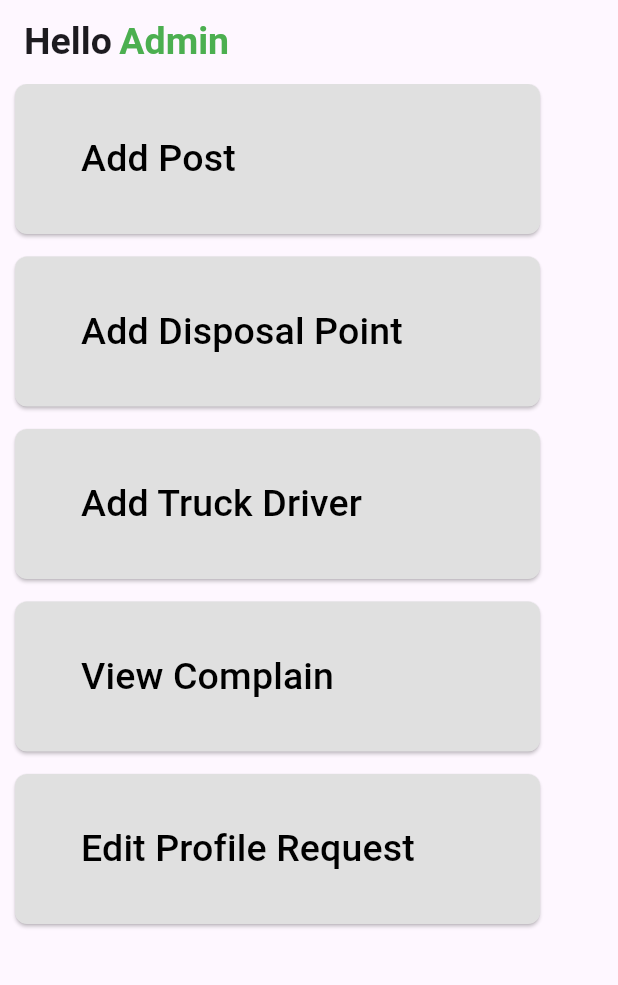
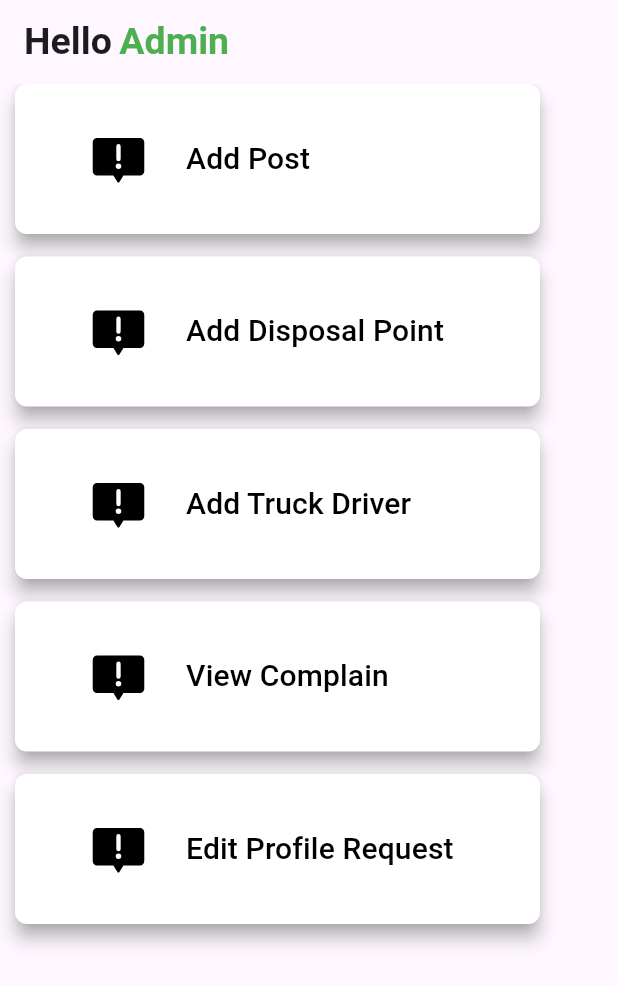
Before and after one commit to dilshan-mp/ecotrack, a Flutter app: the screen it shows after launch, on a phone screen of 412 x 824 dp. Shown: the top 985 px of the screen. Run offline on Flutter 3.47's test engine with Material 3 defaults, Android fonts, the phone set to English and light mode, and no system bars; our stand-ins replace device_preview, flutter_svg, google_nav_bar, like_button.

Commit message:
admin home page update

```diff
--- a/lib/screen/Admin/adminHomePage.dart
+++ b/lib/screen/Admin/adminHomePage.dart
@@ -5,165 +5,122 @@ import 'package:flutter/material.dart';
 import 'package:flutter_svg/flutter_svg.dart';
 
 class AdminHomePage extends StatelessWidget {
-  const AdminHomePage({super.key});
+  const AdminHomePage({Key? key}) : super(key: key);
 
   @override
   Widget build(BuildContext context) {
     return Scaffold(
       appBar: AppBar(
-        title:const Row(
+        title: const Row(
           children: [
-            Text("Hello",style: TextStyle(fontWeight: FontWeight.bold,fontSize: 25),),
-            SizedBox(width: 5,),
-            Text("Admin",style: TextStyle(color: Colors.green,fontWeight: FontWeight.bold,fontSize: 25),)
+            Text(
+              "Hello",
+              style: TextStyle(fontWeight: FontWeight.bold, fontSize: 25),
+            ),
+            SizedBox(width: 5),
+            Text(
+              "Admin",
+              style: TextStyle(
+                  color: Colors.green,
+                  fontWeight: FontWeight.bold,
+                  fontSize: 25),
+            )
           ],
-        ) ,
+        ),
       ),
       body: Column(
         children: [
-          Padding(
-            padding: const EdgeInsets.only(right: 10,left: 10),
-            child: SizedBox(
-              width: 350,
-              height: 100,
-              child: ElevatedButton(
-                onPressed: (){
-                  // ignore: non_constant_identifier_names
-                  //Navigator.push(context, MaterialPageRoute(builder: (Context)=>const AdminPostPage()));
-                },
-                style: ElevatedButton.styleFrom(
-                  shape: RoundedRectangleBorder(
-                    borderRadius: BorderRadius.circular(8)
-                  ),
-                  backgroundColor: Colors.grey[300]
-                ),
-                child: const Row(
-                  children: [
-                    Padding(
-                      padding: EdgeInsets.only(left: 20),
-                      // child: SvgPicture.asset('asset/Icons/SVG/complaint-svgrepo-com.svg',width: 80,height:80,),
-                    ),
-                    Text("Add Post",style: TextStyle(color: Colors.black,fontSize: 25),)
-                  ],
-                ),
-              ),
-            ),
+          buildButton(
+            context,
+            'Add Post',
+            'asset/Icons/SVG/complaint-svgrepo-com.svg', // Add your icon path
+            () {
+              // Add your functionality here
+            },
           ),
-          const SizedBox(height: 15,),
-          Padding(
-            padding: const EdgeInsets.only(right: 10,left: 10),
-            child: SizedBox(
-              width: 350,
-              height: 100,
-              child: ElevatedButton(
-                onPressed: (){
-                  // ignore: non_constant_identifier_names
-                  Navigator.push(context, MaterialPageRoute(builder: (Context)=>const AddDisposalPlaces()));
-                },
-                style: ElevatedButton.styleFrom(
-                  shape: RoundedRectangleBorder(
-                    borderRadius: BorderRadius.circular(8)
-                  ),
-                  backgroundColor: Colors.grey[300]
-                ),
-                child: const Row(
-                  children: [
-                    Padding(
-                      padding: EdgeInsets.only(left: 20),
-                      // child: SvgPicture.asset('asset/Icons/SVG/complaint-svgrepo-com.svg',width: 80,height:80,),
-                    ),
-                    Text("Add Disposal Point",style: TextStyle(color: Colors.black,fontSize: 25),)
-                  ],
-                ),
-              ),
-            ),
+          SizedBox(height: 15),
+          buildButton(
+            context,
+            'Add Disposal Point',
+            'asset/Icons/SVG/complaint-svgrepo-com.svg', // Add your icon path
+            () {
+              Navigator.push(context,
+                  MaterialPageRoute(builder: (context) => const AddDisposalPlaces()));
+            },
           ),
-          const SizedBox(height: 15,),
-          Padding(
-            padding: const EdgeInsets.only(right: 10,left: 10),
-            child: SizedBox(
-              width: 350,
-              height: 100,
-              child: ElevatedButton(
-                onPressed: (){
-                  Navigator.push(context, MaterialPageRoute(builder: (context)=>const AddTruckDriver()));
-                },
-                style: ElevatedButton.styleFrom(
-                  shape: RoundedRectangleBorder(
-                    borderRadius: BorderRadius.circular(8)
-                  ),
-                  backgroundColor: Colors.grey[300]
-                ),
-                child: const Row(
-                  children: [
-                    Padding(
-                      padding: EdgeInsets.only(left: 20),
-                      // child: SvgPicture.asset('asset/Icons/SVG/complaint-svgrepo-com.svg',width: 80,height:80,),
-                    ),
-                    Text("Add Truck Driver",style: TextStyle(color: Colors.black,fontSize: 25),)
-                  ],
-                ),
-              ),
-            ),
+          SizedBox(height: 15),
+          buildButton(
+            context,
+            'Add Truck Driver',
+            'asset/Icons/SVG/complaint-svgrepo-com.svg', // Add your icon path
+            () {
+              Navigator.push(context,
+                  MaterialPageRoute(builder: (context) => const AddTruckDriver()));
+            },
           ),
-          const SizedBox(height: 15,),
-          Padding(
-            padding: const EdgeInsets.only(right: 10,left: 10),
-            child: SizedBox(
-              width: 350,
-              height: 100,
-              child: ElevatedButton(
-                onPressed: (){
-
-                },
-                style: ElevatedButton.styleFrom(
-                  shape: RoundedRectangleBorder(
-                    borderRadius: BorderRadius.circular(8)
-                  ),
-                  backgroundColor: Colors.grey[300]
-                ),
-                child: Row(
-                  children: [
-                    Padding(
-                      padding: const EdgeInsets.only(left: 20),
-                      // child: SvgPicture.asset('asset/Icons/SVG/complaint-svgrepo-com.svg',width: 80,height:80,),
-                    ),
-                    const Text("View Complain",style: TextStyle(color: Colors.black,fontSize: 25),)
-                  ],
-                ),
-              ),
-            ),
+          SizedBox(height: 15),
+          buildButton(
+            context,
+            'View Complain',
+            'asset/Icons/SVG/complaint-svgrepo-com.svg', // Add your icon path
+            () {
+              // Add your functionality here
+            },
           ),
-         const SizedBox(height: 15,),
-          Padding(
-            padding: const EdgeInsets.only(right: 10,left: 10),
-            child: SizedBox(
-              width: 350,
-              height: 100,
-              child: ElevatedButton(
-                onPressed: (){
-
-                },
-                style: ElevatedButton.styleFrom(
-                  shape: RoundedRectangleBorder(
-                    borderRadius: BorderRadius.circular(8)
-                  ),
-                  backgroundColor: Colors.grey[300]
-                ),
-                child: Row(
-                  children: [
-                    Padding(
-                      padding: const EdgeInsets.only(left: 20),
-                      // child: SvgPicture.asset('asset/Icons/SVG/complaint-svgrepo-com.svg',width: 80,height:80,),
-                    ),
-                    const Text("Edit Profile Request",style: TextStyle(color: Colors.black,fontSize: 25),)
-                  ],
-                ),
-              ),
-            ),
+          SizedBox(height: 15),
+          buildButton(
+            context,
+            'Edit Profile Request',
+            'asset/Icons/SVG/complaint-svgrepo-com.svg', // Add your icon path
+            () {
+              // Add your functionality here
+            },
           ),
         ],
       ),
     );
   }
+
+  Widget buildButton(
+  BuildContext context,
+  String text,
+  String iconPath,
+  VoidCallback onPressed,
+) {
+  return Padding(
+    padding: const EdgeInsets.only(right: 10, left: 10),
+    child: SizedBox(
+      width: 350,
+      height: 100,
+      child: ElevatedButton(
+        onPressed: onPressed,
+        style: ElevatedButton.styleFrom(
+          shape: RoundedRectangleBorder(
+            borderRadius: BorderRadius.circular(8),
+          ),
+          backgroundColor: Colors.white, // Change background color to white
+          elevation: 5, // Add elevation for shadow
+          shadowColor: Colors.grey, // Set shadow color
+        ),
+        child: Row(
+          children: [
+            Padding(
+              padding: EdgeInsets.only(left: 20),
+              child: SvgPicture.asset(
+                iconPath,
+                width: 50, // Adjust icon size as needed
+                height: 50, // Adjust icon size as needed
+              ),
+            ),
+            SizedBox(width: 20), // Adjust space between icon and text
+            Text(
+              text,
+              style: TextStyle(color: Colors.black, fontSize: 20), // Adjust font size and color
+            )
+          ],
+        ),
+      ),
+    ),
+  );
 }
+}
```
